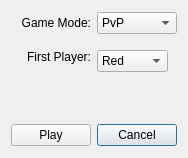
dpetrovykh/FIAR, file NewGame.ui: the form before one commit.
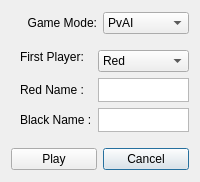
The form after the commit. The open tabs and pages were chosen to show the change.

Commit message: Added tracking of metadata for saved games

What changed in the file:
```diff
--- a/NewGame.ui
+++ b/NewGame.ui
@@ -6,8 +6,8 @@
    <rect>
     <x>0</x>
     <y>0</y>
-    <width>184</width>
-    <height>158</height>
+    <width>200</width>
+    <height>182</height>
    </rect>
   </property>
   <property name="sizePolicy">
@@ -18,8 +18,8 @@
   </property>
   <property name="maximumSize">
    <size>
-    <width>184</width>
-    <height>158</height>
+    <width>200</width>
+    <height>182</height>
    </size>
   </property>
   <property name="windowTitle">
@@ -52,8 +52,8 @@
      </property>
      <property name="maximumSize">
       <size>
-       <width>166</width>
-       <height>76</height>
+       <width>200</width>
+       <height>100</height>
       </size>
      </property>
      <property name="layoutDirection">
@@ -62,37 +62,6 @@
      <property name="currentIndex">
       <number>0</number>
      </property>
-     <widget class="QWidget" name="page">
-      <layout class="QGridLayout" name="gridLayout_3">
-       <item row="0" column="1" alignment="Qt::AlignTop">
-        <widget class="QComboBox" name="PvPFirstSelector">
-         <item>
-          <property name="text">
-           <string>Red</string>
-          </property>
-         </item>
-         <item>
-          <property name="text">
-           <string>Black</string>
-          </property>
-         </item>
-        </widget>
-       </item>
-       <item row="0" column="0" alignment="Qt::AlignTop">
-        <widget class="QLabel" name="label_2">
-         <property name="text">
-          <string>First Player:</string>
-         </property>
-         <property name="alignment">
-          <set>Qt::AlignRight|Qt::AlignTrailing|Qt::AlignVCenter</set>
-         </property>
-         <property name="buddy">
-          <cstring>PvPFirstSelector</cstring>
-         </property>
-        </widget>
-       </item>
-      </layout>
-     </widget>
      <widget class="QWidget" name="page_2">
       <layout class="QGridLayout" name="gridLayout">
        <item row="0" column="0">
@@ -143,17 +112,106 @@
          </item>
         </widget>
        </item>
+       <item row="2" column="1">
+        <widget class="QPlainTextEdit" name="PvAI_PlayerName">
+         <property name="verticalScrollBarPolicy">
+          <enum>Qt::ScrollBarAlwaysOff</enum>
+         </property>
+         <property name="tabChangesFocus">
+          <bool>true</bool>
+         </property>
+         <property name="lineWrapMode">
+          <enum>QPlainTextEdit::NoWrap</enum>
+         </property>
+        </widget>
+       </item>
+       <item row="2" column="0">
+        <widget class="QLabel" name="label_5">
+         <property name="text">
+          <string>Player Name :</string>
+         </property>
+         <property name="buddy">
+          <cstring>PvAI_PlayerName</cstring>
+         </property>
+        </widget>
+       </item>
+      </layout>
+     </widget>
+     <widget class="QWidget" name="page">
+      <layout class="QGridLayout" name="gridLayout_3">
+       <property name="rightMargin">
+        <number>0</number>
+       </property>
+       <item row="0" column="0" alignment="Qt::AlignTop">
+        <widget class="QLabel" name="label_2">
+         <property name="text">
+          <string>First Player:</string>
+         </property>
+         <property name="buddy">
+          <cstring>PvPFirstSelector</cstring>
+         </property>
+        </widget>
+       </item>
+       <item row="0" column="1" alignment="Qt::AlignTop">
+        <widget class="QComboBox" name="PvPFirstSelector">
+         <item>
+          <property name="text">
+           <string>Red</string>
+          </property>
+         </item>
+         <item>
+          <property name="text">
+           <string>Black</string>
+          </property>
+         </item>
+        </widget>
+       </item>
+       <item row="2" column="0">
+        <widget class="QLabel" name="label_6">
+         <property name="text">
+          <string>Black Name :</string>
+         </property>
+        </widget>
+       </item>
+       <item row="1" column="0">
+        <widget class="QLabel" name="label_7">
+         <property name="text">
+          <string>Red Name :</string>
+         </property>
+        </widget>
+       </item>
+       <item row="1" column="1">
+        <widget class="QPlainTextEdit" name="PvP_RedPlayer">
+         <property name="verticalScrollBarPolicy">
+          <enum>Qt::ScrollBarAlwaysOff</enum>
+         </property>
+         <property name="tabChangesFocus">
+          <bool>true</bool>
+         </property>
+         <property name="lineWrapMode">
+          <enum>QPlainTextEdit::NoWrap</enum>
+         </property>
+        </widget>
+       </item>
+       <item row="2" column="1">
+        <widget class="QPlainTextEdit" name="PvP_BlackPlayer">
+         <property name="verticalScrollBarPolicy">
+          <enum>Qt::ScrollBarAlwaysOff</enum>
+         </property>
+         <property name="tabChangesFocus">
+          <bool>true</bool>
+         </property>
+         <property name="lineWrapMode">
+          <enum>QPlainTextEdit::NoWrap</enum>
+         </property>
+        </widget>
+       </item>
       </layout>
      </widget>
     </widget>
    </item>
    <item row="0" column="1">
     <widget class="QComboBox" name="ModeSelector">
-     <item>
-      <property name="text">
-       <string>PvP</string>
-      </property>
-     </item>
      <item>
       <property name="text">
        <string>PvAI</string>
```
Left out of the diff: 87 changed lines with no effect on the pictures. The commit also changes 14 other files.
